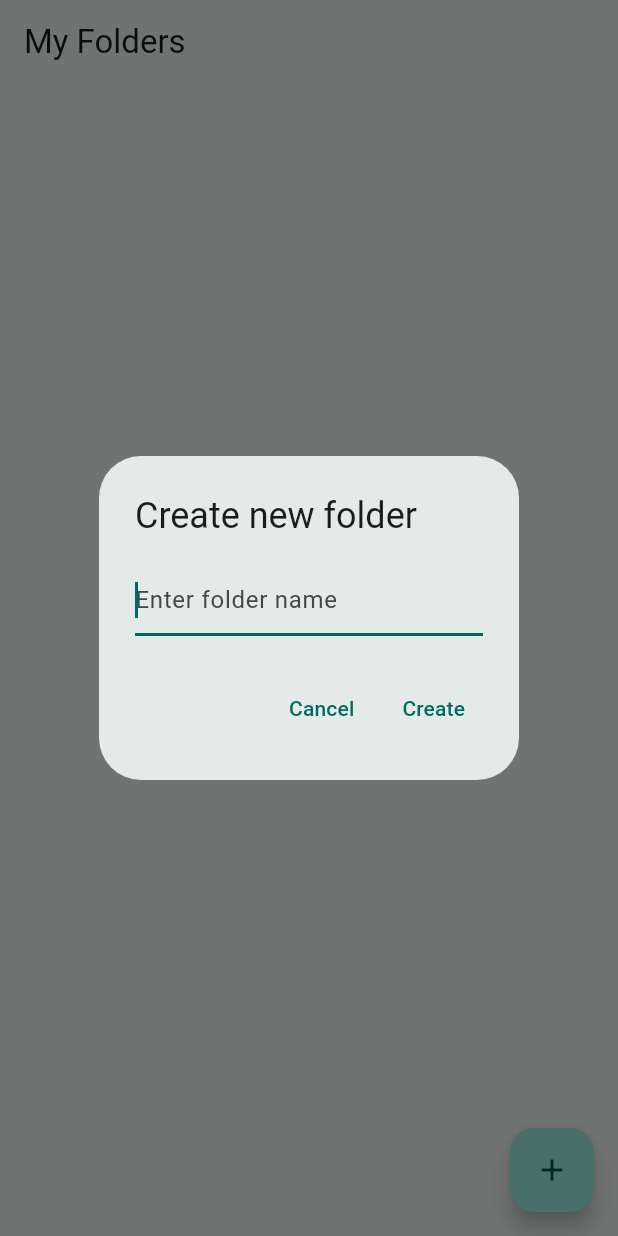
After one commit to dinhduydu/LearnLanguageApp, a Flutter app: the screen it shows after launch, after a tap on the "add" icon, on a phone screen of 412 x 824 dp. The commit adds this screen. Run offline on Flutter 3.47's test engine with Material 3 defaults, Android fonts, the light colour scheme and no system bars.

Commit message:
[TURTORIAL] Update create folder

```diff
--- /dev/null
+++ b/learn_language_app/lib/features/domain/folder.dart
@@ -0,0 +1,5 @@
+class Folder {
+  final String name;
+
+  Folder({required this.name});
+}
--- /dev/null
+++ b/learn_language_app/lib/features/folder/presentation/folder_home_page.dart
@@ -0,0 +1,64 @@
+import 'package:flutter/material.dart';
+import '../../domain/folder.dart';
+
+class FolderHomePage extends StatefulWidget {
+  const FolderHomePage({super.key});
+
+  @override
+  State<FolderHomePage> createState() => _FolderHomePageState();
+}
+
+class _FolderHomePageState extends State<FolderHomePage> {
+  final List<Folder> folders = [];
+
+  void _createNewFolder() async {
+    final name = await showDialog<String>(
+      context: context,
+      builder: (context) {
+        String folderName = '';
+        return AlertDialog(
+          title: const Text('Create new folder'),
+          content: TextField(
+            autofocus: true,
+            onChanged: (value) => folderName = value,
+            decoration: const InputDecoration(hintText: 'Enter folder name'),
+          ),
+          actions: [
+            TextButton(onPressed: () => Navigator.pop(context), child: const Text('Cancel')),
+            TextButton(onPressed: () => Navigator.pop(context, folderName), child: const Text('Create')),
+          ],
+        );
+      },
+    );
+
+    if (name != null && name.trim().isNotEmpty) {
+      setState(() {
+        folders.add(Folder(name: name.trim()));
+      });
+    }
+  }
+
+  @override
+  Widget build(BuildContext context) {
+    return Scaffold(
+      appBar: AppBar(title: const Text('My Folders')),
+      body: ListView.builder(
+        itemCount: folders.length,
+        itemBuilder: (context, index) {
+          final folder = folders[index];
+          return ListTile(
+            leading: const Icon(Icons.folder),
+            title: Text(folder.name),
+            onTap: () {
+              // TODO: navigate to folder details
+            },
+          );
+        },
+      ),
+      floatingActionButton: FloatingActionButton(
+        onPressed: _createNewFolder,
+        child: const Icon(Icons.add),
+      ),
+    );
+  }
+}
--- a/learn_language_app/lib/main.dart
+++ b/learn_language_app/lib/main.dart
@@ -1,25 +1,20 @@
 import 'package:flutter/material.dart';
-import 'features/vocabulary/presentation/page/vocabulary_page.dart';
+import 'features/folder/presentation/folder_home_page.dart';
 
-/** Entry point of the app */
 void main() {
   runApp(const MyApp());
 }
 
-/** Root widget for the app */
 class MyApp extends StatelessWidget {
   const MyApp({super.key});
 
   @override
   Widget build(BuildContext context) {
     return MaterialApp(
-      title: 'Vocabulary App',
+      title: 'Folder App',
       debugShowCheckedModeBanner: false,
-      theme: ThemeData(
-        colorScheme: ColorScheme.fromSeed(seedColor: Colors.teal),
-        useMaterial3: true,
-      ),
-      home: const VocabularyPage(), // Start at vocabulary screen
+      theme: ThemeData(useMaterial3: true, colorSchemeSeed: Colors.teal),
+      home: const FolderHomePage(),
     );
   }
 }
```
